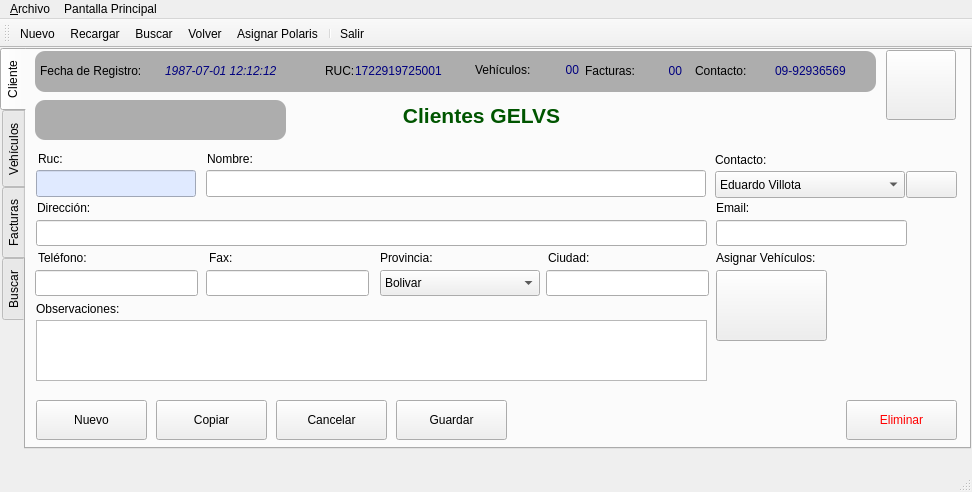
The window that aplicacion/polaris/ui/frm_cliente.ui (eduardouio/gelvsrm) describes before a commit, drawn with Qt 5.
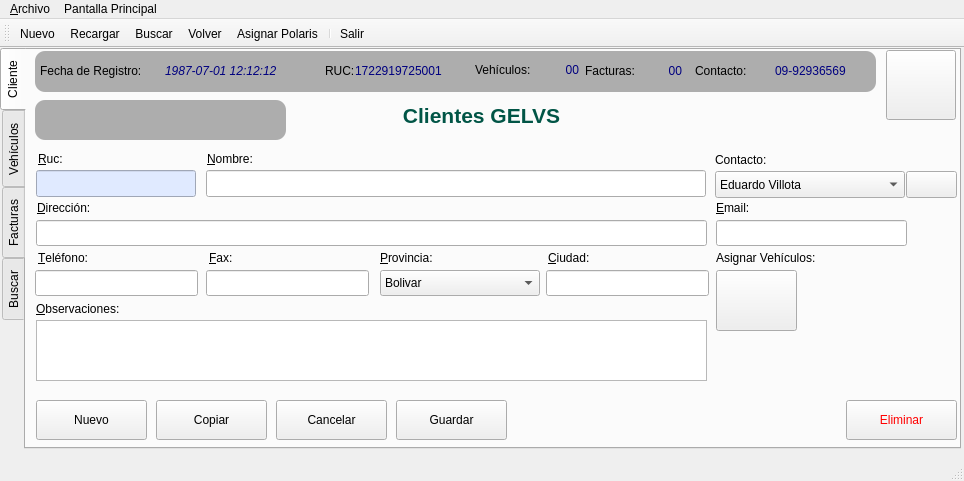
The same window after the commit. Icons and pictures are not drawn.

Commit message: cambio de nombres en etiquetas frm tecnicos, vehiculos

Diff of the .ui file:
```diff
--- a/aplicacion/polaris/ui/frm_cliente.ui
+++ b/aplicacion/polaris/ui/frm_cliente.ui
@@ -6,8 +6,8 @@
    <rect>
     <x>0</x>
     <y>0</y>
-    <width>972</width>
-    <height>492</height>
+    <width>964</width>
+    <height>481</height>
    </rect>
   </property>
   <property name="acceptDrops">
@@ -32,7 +32,7 @@
      <rect>
       <x>0</x>
       <y>0</y>
-      <width>971</width>
+      <width>961</width>
       <height>401</height>
      </rect>
     </property>
@@ -252,7 +252,10 @@
        </rect>
       </property>
       <property name="text">
-       <string>Observaciones:</string>
+       <string>&amp;Observaciones:</string>
+      </property>
+      <property name="buddy">
+       <cstring>rtxt_observaciones</cstring>
       </property>
      </widget>
      <widget class="QPushButton" name="btn_guardar">
@@ -601,7 +604,10 @@
        </rect>
       </property>
       <property name="text">
-       <string>Nombre:</string>
+       <string>&amp;Nombre:</string>
+      </property>
+      <property name="buddy">
+       <cstring>txt_nombre</cstring>
       </property>
      </widget>
      <widget class="QLineEdit" name="txt_nombre">
@@ -627,7 +633,10 @@
        </rect>
       </property>
       <property name="text">
-       <string>Ruc:</string>
+       <string>&amp;Ruc:</string>
+      </property>
+      <property name="buddy">
+       <cstring>txt_ruc</cstring>
       </property>
      </widget>
      <widget class="QLineEdit" name="txt_ruc">
@@ -656,7 +665,10 @@
        </rect>
       </property>
       <property name="text">
-       <string>Email:</string>
+       <string>&amp;Email:</string>
+      </property>
+      <property name="buddy">
+       <cstring>txt_email</cstring>
       </property>
      </widget>
      <widget class="QLineEdit" name="txt_email">
@@ -695,7 +707,10 @@
        </rect>
       </property>
       <property name="text">
-       <string>Dirección:</string>
+       <string>&amp;Dirección:</string>
+      </property>
+      <property name="buddy">
+       <cstring>txt_direccion</cstring>
       </property>
      </widget>
      <widget class="QLabel" name="lbl_telefono">
@@ -708,7 +723,10 @@
        </rect>
       </property>
       <property name="text">
-       <string>Teléfono:</string>
+       <string>&amp;Teléfono:</string>
+      </property>
+      <property name="buddy">
+       <cstring>txt_telefono</cstring>
       </property>
      </widget>
      <widget class="QLineEdit" name="txt_telefono">
@@ -737,7 +755,7 @@
        <string/>
       </property>
       <property name="text">
-       <string>&lt;html&gt;&lt;head/&gt;&lt;body&gt;&lt;p align=&quot;center&quot;&gt;&lt;span style=&quot; font-size:16pt; font-weight:600; color:#005500;&quot;&gt;Clientes GELVS&lt;/span&gt;&lt;/p&gt;&lt;/body&gt;&lt;/html&gt;</string>
+       <string>&lt;html&gt;&lt;head/&gt;&lt;body&gt;&lt;p align=&quot;center&quot;&gt;&lt;span style=&quot; font-size:16pt; font-weight:600; color:#015546;&quot;&gt;Clientes GELVS&lt;/span&gt;&lt;/p&gt;&lt;/body&gt;&lt;/html&gt;</string>
       </property>
      </widget>
      <widget class="QComboBox" name="cmb_contacto">
@@ -814,7 +832,10 @@
        </rect>
       </property>
       <property name="text">
-       <string>Fax:</string>
+       <string>&amp;Fax:</string>
+      </property>
+      <property name="buddy">
+       <cstring>txt_fax</cstring>
       </property>
      </widget>
      <widget class="QLineEdit" name="txt_fax">
@@ -840,7 +861,10 @@
        </rect>
       </property>
       <property name="text">
-       <string>Provincia:</string>
+       <string>&amp;Provincia:</string>
+      </property>
+      <property name="buddy">
+       <cstring>cmb_provincia</cstring>
       </property>
      </widget>
      <widget class="QComboBox" name="cmb_provincia">
@@ -924,7 +948,10 @@
        </rect>
       </property>
       <property name="text">
-       <string>Ciudad:</string>
+       <string>&amp;Ciudad:</string>
+      </property>
+      <property name="buddy">
+       <cstring>txt_cuidad</cstring>
       </property>
      </widget>
      <widget class="QPushButton" name="btn_asignar_vehiculo">
@@ -932,8 +959,8 @@
        <rect>
         <x>690</x>
         <y>220</y>
-        <width>111</width>
-        <height>71</height>
+        <width>81</width>
+        <height>61</height>
        </rect>
       </property>
       <property name="toolTip">
@@ -1580,8 +1607,8 @@
     <rect>
      <x>0</x>
      <y>0</y>
-     <width>972</width>
-     <height>25</height>
+     <width>964</width>
+     <height>21</height>
     </rect>
    </property>
    <property name="nativeMenuBar">
```
Left out of the diff: 34 changed lines with no effect on the pictures. The commit also changes 2 other files.
